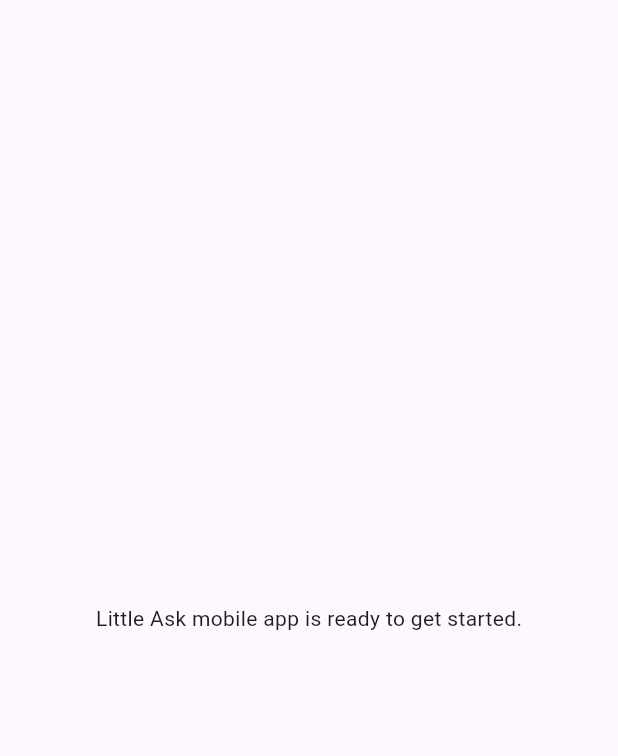
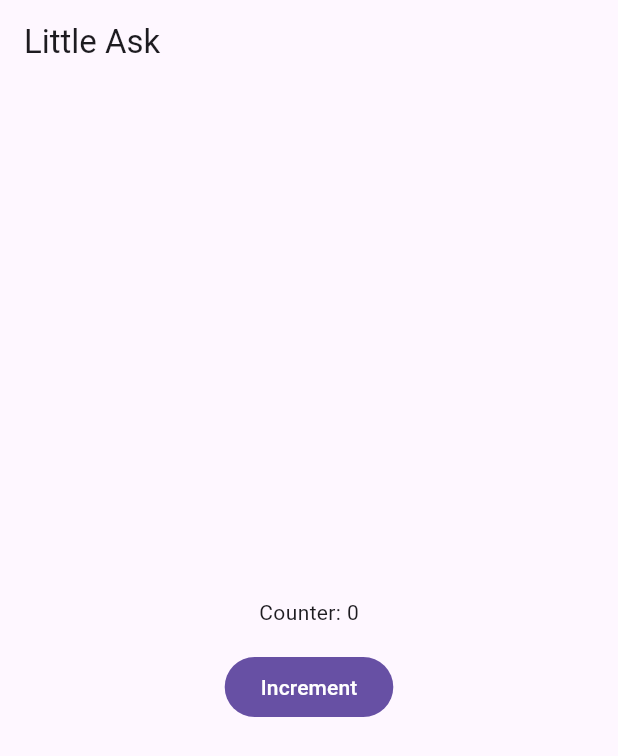
Before and after one commit to ithas2bee/little-ask, a Flutter app: the screen it shows after launch, on a phone screen of 412 x 824 dp. Shown: the top 756 px of the screen. Run offline on Flutter 3.47's test engine with Material 3 defaults, Android fonts, the phone set to English and light mode, and no system bars; our stand-ins replace material_ui.

Commit message:
Establish Flutter feature architecture
Co-authored-by: copilot-swe-agent[bot] <198982749+Copilot@users.noreply.github.com>

```diff
--- /dev/null
+++ b/mobile/lib/app/little_ask_app.dart
@@ -0,0 +1,15 @@
+import 'package:material_ui/material_ui.dart';
+
+import '../features/architecture_example/presentation/counter_screen.dart';
+
+class LittleAskApp extends StatelessWidget {
+  const LittleAskApp({super.key});
+
+  @override
+  Widget build(BuildContext context) {
+    return const MaterialApp(
+      title: 'Little Ask',
+      home: CounterScreen(),
+    );
+  }
+}
--- /dev/null
+++ b/mobile/lib/features/architecture_example/presentation/counter_controller.dart
@@ -0,0 +1,12 @@
+import 'package:flutter/foundation.dart';
+
+class CounterController extends ChangeNotifier {
+  int _count = 0;
+
+  int get count => _count;
+
+  void increment() {
+    _count++;
+    notifyListeners();
+  }
+}
--- /dev/null
+++ b/mobile/lib/features/architecture_example/presentation/counter_screen.dart
@@ -0,0 +1,51 @@
+import 'package:material_ui/material_ui.dart';
+
+import 'counter_controller.dart';
+
+class CounterScreen extends StatefulWidget {
+  const CounterScreen({super.key});
+
+  @override
+  State<CounterScreen> createState() => _CounterScreenState();
+}
+
+class _CounterScreenState extends State<CounterScreen> {
+  late final CounterController _controller;
+
+  @override
+  void initState() {
+    super.initState();
+    _controller = CounterController();
+  }
+
+  @override
+  void dispose() {
+    _controller.dispose();
+    super.dispose();
+  }
+
+  @override
+  Widget build(BuildContext context) {
+    return Scaffold(
+      appBar: AppBar(title: const Text('Little Ask')),
+      body: Center(
+        child: Column(
+          mainAxisSize: MainAxisSize.min,
+          children: [
+            ListenableBuilder(
+              listenable: _controller,
+              builder: (context, child) => Text(
+                'Counter: ${_controller.count}',
+              ),
+            ),
+            const SizedBox(height: 16),
+            FilledButton(
+              onPressed: _controller.increment,
+              child: const Text('Increment'),
+            ),
+          ],
+        ),
+      ),
+    );
+  }
+}
--- a/mobile/lib/main.dart
+++ b/mobile/lib/main.dart
@@ -1,21 +1,7 @@
 import 'package:material_ui/material_ui.dart';
+
+import 'app/little_ask_app.dart';
 
 void main() {
   runApp(const LittleAskApp());
 }
-
-class LittleAskApp extends StatelessWidget {
-  const LittleAskApp({super.key});
-
-  @override
-  Widget build(BuildContext context) {
-    return const MaterialApp(
-      title: 'Little Ask',
-      home: Scaffold(
-        body: Center(
-          child: Text('Little Ask mobile app is ready to get started.'),
-        ),
-      ),
-    );
-  }
-}
```
Also changed, not shown: 3 other files.
